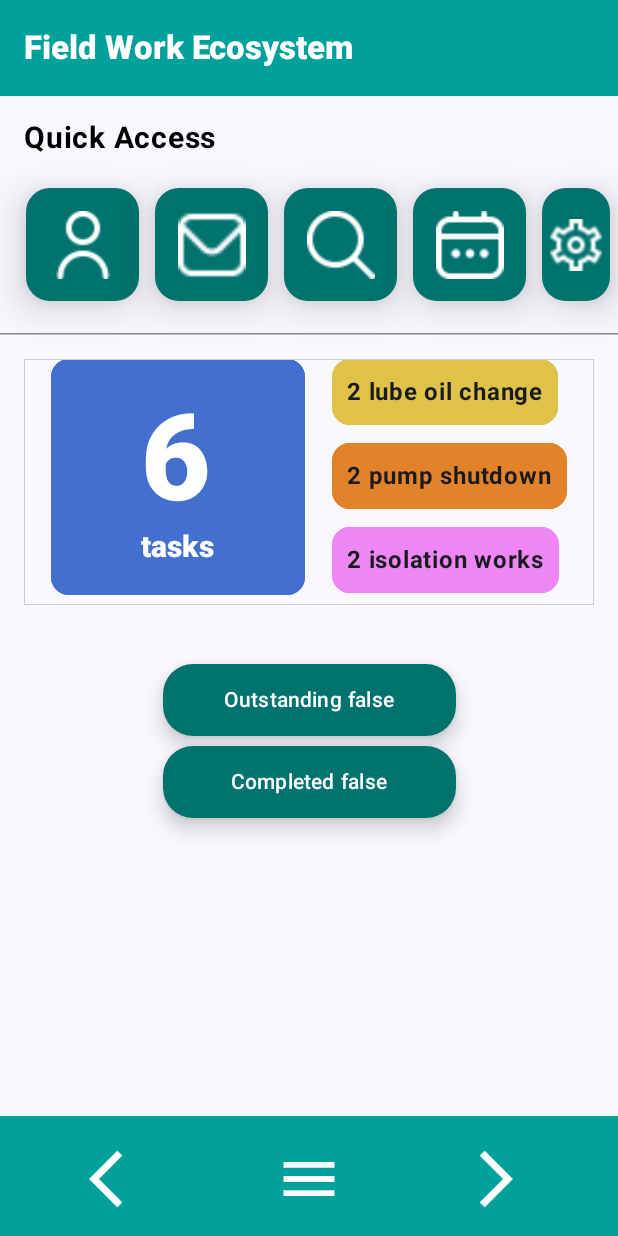
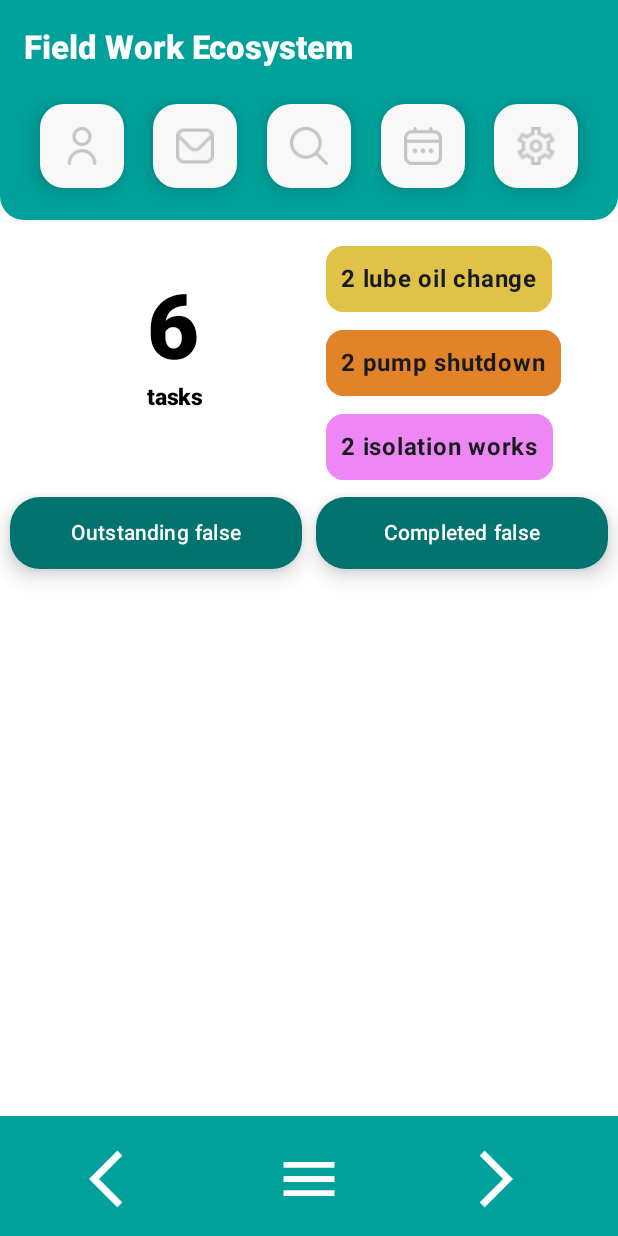
Before and after one commit to alhammialiff/industrial-condition-monitoring-app, an Android app built with Jetpack Compose: the HomeScreen screen opened through its navigation route, on a phone screen of 412 x 824 dp. Run offline under Robolectric (Android 15) with nearby library versions, the phone set to English and light mode, and no system bars; our stand-ins replace livedata-compose.

Commit message:
[NavGraphs & Login Screen] Rework on navgraphs to provide appropriate routing for Login and Home Screen

```diff
--- a/app/src/main/java/com/example/kotlindevcourse/HomeScreen.kt
+++ b/app/src/main/java/com/example/kotlindevcourse/HomeScreen.kt
@@ -48,6 +48,7 @@ import androidx.compose.ui.res.painterResource
 import androidx.compose.ui.text.font.FontWeight
 import androidx.compose.ui.text.style.TextAlign
 import androidx.compose.ui.tooling.preview.Preview
+import androidx.compose.ui.tooling.preview.PreviewScreenSizes
 import androidx.compose.ui.unit.Dp
 import androidx.compose.ui.unit.dp
 import androidx.compose.ui.unit.sp
@@ -55,6 +56,11 @@ import androidx.lifecycle.LiveData
 import androidx.lifecycle.MutableLiveData
 import androidx.lifecycle.ViewModel
 import androidx.lifecycle.viewmodel.compose.viewModel
+import androidx.navigation.NavHostController
+import androidx.navigation.compose.NavHost
+import androidx.navigation.compose.composable
+import androidx.navigation.compose.rememberNavController
+import com.example.kotlindevcourse.navigation.HomeScreenNav
 import java.lang.reflect.Field
 import java.util.Date
 import java.util.concurrent.Flow
@@ -62,12 +68,15 @@ import java.util.concurrent.Flow
 @OptIn(ExperimentalLayoutApi::class, ExperimentalMaterial3Api::class)
 @Composable
 fun HomeScreen(
+
     onUserProfileButtonClicked: () -> Unit,
     onNotificationButtonClicked: () -> Unit
 ) {
 
+
+
     Scaffold(
-
+        containerColor = Color.White,
         topBar = {
 
             TopAppBar(
@@ -109,7 +118,7 @@ fun HomeScreen(
 
                     /*Back Arrow */
                     Button(
-                        onClick = onUserProfileButtonClicked,
+                        onClick = { /*TODO*/ },
                         colors = ButtonColors(
                             containerColor = Color(0xff00A19B),
                             disabledContainerColor = Color(0xff00A19B),
@@ -161,6 +170,7 @@ fun HomeScreen(
                             contentDescription = "Quick Access Button Prototype",
                             modifier = Modifier.size(45.dp)
                         )
+
                     }
                 }
 
@@ -170,8 +180,14 @@ fun HomeScreen(
     ) {
 
             innerPadding ->
+
+        /*https://medium.com/@mathroda/nested-navigation-graph-in-jetpack-compose-with-bottom-navigation-d983c2d4119f*/
+
+
         Column(
-            modifier = Modifier.padding(innerPadding)
+            modifier = Modifier
+                .padding(innerPadding)
+                .fillMaxWidth()
         ) {
 
             val configuration = LocalConfiguration.current
@@ -179,8 +195,8 @@ fun HomeScreen(
             val screenHeight: Dp = configuration.screenHeightDp.dp
 
             BodyContent(
-                onUserProfileButtonClicked = onUserProfileButtonClicked,
-                onNotificationButtonClicked = onNotificationButtonClicked,
+                onUserProfileButtonClicked = onUserProfileButtonClicked ,
+                onNotificationButtonClicked = {  },
                 width = screenWidth,
                 height = screenHeight,
                 message = "Body Content",
@@ -243,15 +259,21 @@ fun OverviewSection(
 ) {
 
     FlowRow(
+        horizontalArrangement = Arrangement.SpaceEvenly,
         modifier = modifier
-            .padding(16.dp)
             .fillMaxWidth()
+            .padding(
+                16.dp,
+                16.dp,
+                16.dp,
+                8.dp
+            )
             /* Layout Guideline */
-            .border(
-                border = BorderStroke(0.dp, Color.LightGray),
-                shape = RectangleShape
-            ),
-        horizontalArrangement = Arrangement.SpaceEvenly
+//            .border(
+//                border = BorderStroke(0.dp, Color.LightGray),
+//                shape = RectangleShape
+//            ),
+
     ) {
 
         // Outstanding Tasks Number here
@@ -301,7 +323,7 @@ fun OverviewSection(
                 text = "2 isolation works",
                 fontWeight = FontWeight.Bold,
                 modifier = Modifier
-                    .padding(0.dp, 8.dp, 0.dp, 8.dp)
+                    .padding(0.dp, 8.dp, 0.dp, 0.dp)
                     .border(
                         border = BorderStroke(1.dp, Color(0xffee87f5)),
                         shape = RoundedCornerShape(12.dp),
@@ -325,11 +347,11 @@ fun OverviewNumberCard(
 
     Column(
         modifier = Modifier
-            .border(
-                border = BorderStroke(2.dp, Color(0xff4370cf)),
-                shape = RoundedCornerShape(12.dp),
-            )
-            .background(Color(0xff4370cf), RoundedCornerShape(12.dp))
+//            .border(
+//                border = BorderStroke(2.dp, Color(0xff4370cf)),
+//                shape = RoundedCornerShape(12.dp),
+//            )
+            .background(Color(0xffffffff), RoundedCornerShape(12.dp))
             .padding(
                 60.dp,
                 20.dp
@@ -341,19 +363,19 @@ fun OverviewNumberCard(
         Text(
             text = "$numOfOutstandingTasks",
             fontWeight = FontWeight.ExtraBold,
-            fontSize = 80.sp,
+            fontSize = 60.sp,
             modifier = modifier,
             style = MaterialTheme.typography.headlineLarge,
-            color = Color.White
+            color = Color.Black
         )
 
         /* Define sub composables */
         Text(
             text = "tasks",
             fontWeight = FontWeight.ExtraBold,
-            fontSize = 20.sp,
+            fontSize = 15.sp,
             style = MaterialTheme.typography.labelLarge,
-            color = Color.White
+            color = Color.Black
         )
 
 
@@ -384,37 +406,34 @@ fun BodyContent(
         // verticalArrangement = Arrangement.Center,
         // horizontalAlignment = Alignment.CenterHorizontally,
         modifier = modifier
-            .width(width)
+//            .width(width)
             .padding(
                 /* This padding is to offset BottomAppBar height so that
                 *  inner content is not hidden behind it when scrolled
                 * */
                 bottom = 35.dp
             )
-        // .background(Color(0xFFFFFFFF))
 
     ) {
 
-        /* Quick Access Text */
-        Text(
-            text = from,
-            fontSize = 20.sp,
-            color = Color.Black,
-            textAlign = TextAlign.Start,
-            fontWeight = FontWeight.Bold,
+        QuickAccessBarContainer(
+            onUserProfileButtonClicked = onUserProfileButtonClicked,
+            onNotificationButtonClicked = onNotificationButtonClicked,
             modifier = Modifier
-                .width(width)
-                .padding(16.dp)
-            // .align(alignment = Alignment.End)
+                .background(
+                    color = Color(0xff00A19B),
+                    shape = RoundedCornerShape(
+                        topStart = 0.dp,
+                        topEnd = 0.dp,
+                        bottomStart = 16.dp,
+                        bottomEnd = 16.dp
+                    )
+                )
+                .fillMaxWidth()
         )
 
-        /* Quick Access Bar */
-        QuickAccessBar(
-            onUserProfileButtonClicked = onUserProfileButtonClicked,
-            onNotificationButtonClicked = onNotificationButtonClicked
-        )
 
-        HorizontalDivider(color = Color.Gray, thickness = 1.dp)
+        HorizontalDivider(color = Color(0xfff8f8f8), thickness = 1.dp)
 
         OverviewSectionGroup()
 
@@ -432,6 +451,39 @@ fun BodyContent(
 
 }
 
+@Composable
+fun QuickAccessBarContainer(
+    onUserProfileButtonClicked: () -> Unit,
+    onNotificationButtonClicked: () -> Unit,
+    modifier: Modifier = Modifier
+) {
+
+    /* Quick Access Text */
+//    Text(
+//        text = from,
+//        fontSize = 20.sp,
+//        color = Color.Black,
+//        textAlign = TextAlign.Start,
+//        fontWeight = FontWeight.Bold,
+//        modifier = Modifier
+//            .width(width)
+//            .padding(16.dp)
+//        // .align(alignment = Alignment.End)
+//    )
+    Column(
+        modifier = modifier
+    ) {
+
+        /* Quick Access Bar */
+        QuickAccessBar(
+            onUserProfileButtonClicked = onUserProfileButtonClicked,
+            onNotificationButtonClicked = onNotificationButtonClicked
+        )
+
+    }
+
+}
+
 // This composable serves to hold quick access links
 @Composable
 fun QuickAccessBar(
@@ -441,12 +493,15 @@ fun QuickAccessBar(
 ) {
 
     Row(
-        modifier = modifier.padding(
-            start = 12.dp,
-            top = 0.dp,
-            end = 0.dp,
-            bottom = 16.dp
-        )
+        horizontalArrangement = Arrangement.SpaceEvenly,
+        modifier = modifier
+            .padding(
+                start = 12.dp,
+                top = 0.dp,
+                end = 12.dp,
+                bottom = 16.dp
+            )
+            .fillMaxWidth()
     ) {
 
         // Instantiate array of icon images
@@ -473,7 +528,12 @@ fun QuickAccessBar(
 
         /* Quick Access: User Profile */
         QuickAccessButton(
-            onClick = onUserProfileButtonClicked,
+            destination = {
+
+                onUserProfileButtonClicked.invoke()
+
+                Log.d("[Profile Clicked]","Clicked")
+            },
             iconImage = R.drawable.user_24,
             containerColor = Color.White,
             modifier = modifier.padding(5.dp),
@@ -481,7 +541,7 @@ fun QuickAccessBar(
 
         /* Quick Access: Notification */
         QuickAccessButton(
-            onClick = onNotificationButtonClicked,
+            destination = onNotificationButtonClicked,
             iconImage = R.drawable.envelope_24,
             containerColor = Color.White,
             modifier = modifier.padding(5.dp)
@@ -489,7 +549,7 @@ fun QuickAccessBar(
 
         /* Quick Access: Search Button */
         QuickAccessButton(
-            onClick = {},
+            destination = {},
             iconImage = R.drawable.search_24,
             containerColor = Color.White,
             modifier = modifier.padding(5.dp)
@@ -497,7 +557,7 @@ fun QuickAccessBar(
 
         /* Quick Access: Schedule Button */
         QuickAccessButton(
-            onClick = {},
+            destination = {},
             iconImage = R.drawable.calendar_24,
             containerColor = Color.White,
             modifier = modifier.padding(5.dp)
@@ -505,7 +565,7 @@ fun QuickAccessBar(
 
         /* Quick Access: Settings Button */
         QuickAccessButton(
-            onClick = {},
+            destination = {},
             iconImage = R.drawable.settings_24,
             containerColor = Color.White,
             modifier = modifier.padding(5.dp)
@@ -518,26 +578,32 @@ fun QuickAccessBar(
 // This composable serves to render individual links
 @Composable
 fun QuickAccessButton(
-    onClick: () -> Unit,
+    destination: () -> Unit,
     iconImage: Int,
     modifier: Modifier = Modifier,
     containerColor: Color = Color(0xff00A19B)
 ) {
 
+    Log.d("onClick","$destination")
+
     // Quick Access Button here
     FloatingActionButton(
-        containerColor = Color(0xff00736f),
+        containerColor = Color(0xfff8f8f8),
         contentColor = Color(0xffffffff),
-        elevation = FloatingActionButtonDefaults.elevation(16.dp),
-        onClick = onClick,
-        modifier = modifier.size(75.dp)
+        elevation = FloatingActionButtonDefaults.elevation(9.dp),
+        onClick = {
+            destination()
+            Log.d("FAB","Clicked")
+        },
+        modifier = modifier
     ) {
 
         // Instantiate Icon
         Icon(
             painterResource(iconImage),
             contentDescription = "Quick Access Button Prototype",
-            modifier = modifier.size(45.dp)
+            modifier = modifier.size(25.dp),
+            tint = Color(0xffc4c4c4)
         )
 
     }
@@ -740,7 +806,6 @@ fun TabContainer(
     FlowRow(
         horizontalArrangement = Arrangement.SpaceEvenly,
         modifier = modifier
-            .padding(20.dp)
             .fillMaxWidth()
 //            .verticalScroll(rememberScrollState())
     ){
@@ -846,7 +911,7 @@ fun Tab(
                 disabledContentColor = Color(0xff00736f),
                 disabledContainerColor = Color(0xff00736f)),
             modifier = Modifier
-                .width(195.dp)
+                .fillMaxWidth(0.48f)
                 .background(Color(0xff00736f), RoundedCornerShape(12.dp))
         ){
             Text(
@@ -1038,10 +1103,10 @@ fun RowScope.AddItem(
 
 
 @Composable
-@Preview(showBackground = true)
+@PreviewScreenSizes()
 fun HomeScreenPreview(modifier: Modifier = Modifier) {
     HomeScreen(
         onUserProfileButtonClicked = {},
-        onNotificationButtonClicked = {}
+        onNotificationButtonClicked = {},
     )
 }
--- /dev/null
+++ b/app/src/main/java/com/example/kotlindevcourse/LoginScreen.kt
@@ -0,0 +1,86 @@
+package com.example.kotlindevcourse
+
+import androidx.compose.foundation.layout.Arrangement
+import androidx.compose.foundation.layout.Column
+import androidx.compose.foundation.layout.fillMaxHeight
+import androidx.compose.foundation.layout.fillMaxWidth
+import androidx.compose.material3.Button
+import androidx.compose.material3.MaterialTheme
+import androidx.compose.material3.Text
+import androidx.compose.material3.TextField
+import androidx.compose.runtime.Composable
+import androidx.compose.ui.Alignment
+import androidx.compose.ui.Modifier
+import androidx.compose.ui.tooling.preview.Preview
+import androidx.navigation.NavController
+import androidx.navigation.NavHostController
+import androidx.navigation.compose.rememberNavController
+
+@Composable
+fun LoginScreen(navController: NavHostController){
+
+    LoginContainer(navController = navController)
+
+}
+
+@Composable
+fun LoginContainer(
+    navController: NavHostController,
+    modifier: Modifier = Modifier) {
+
+    Column(
+
+        horizontalAlignment = Alignment.CenterHorizontally,
+        verticalArrangement = Arrangement.Center,
+        modifier = modifier
+            .fillMaxWidth()
+            .fillMaxHeight()
+
+    ){
+
+        /* Text */
+        Text(
+            text="Login",
+            style = MaterialTheme.typography.displayLarge
+        )
+
+        /* Username */
+        TextField(
+            value = "Username",
+            onValueChange = {}
+        );
+
+        /* Password */
+        TextField(value = "Password", onValueChange = {
+
+
+        });
+
+        /* Button */
+        Button(
+            onClick={
+                navController.navigate(route = Screen.Home.route)
+            },
+        ){
+
+            Text(
+                text="Login"
+            )
+
+
+        }
+
+
+    }
+
+}
+
+@Preview()
+@Composable
+fun LoginScreenPreview(modifier: Modifier = Modifier) {
+
+    LoginContainer(
+        navController = rememberNavController()
+    )
+
+}
--- a/app/src/main/java/com/example/kotlindevcourse/MainActivity.kt
+++ b/app/src/main/java/com/example/kotlindevcourse/MainActivity.kt
@@ -1,6 +1,7 @@
 package com.example.kotlindevcourse
 
 import android.os.Bundle
+import android.util.Log
 import androidx.activity.ComponentActivity
 import androidx.activity.compose.setContent
 import androidx.activity.enableEdgeToEdge
@@ -27,14 +28,17 @@ import androidx.lifecycle.LiveData
 import androidx.lifecycle.MutableLiveData
 import androidx.lifecycle.ViewModel
 import androidx.lifecycle.viewmodel.compose.viewModel
+import androidx.navigation.NavHostController
+import androidx.navigation.compose.rememberNavController
 import com.example.kotlindevcourse.ui.theme.KotlinDevCourseTheme
-import androidx.navigation.NavHostController
-import androidx.navigation.compose.*
+//import com.example.kotlindevcourse.navigation.RootNavGraph
+import com.example.kotlindevcourse.navigation.SetupNavGraph
 
 
 class MainActivity : ComponentActivity() {
 
-//    lateinit var navController: NavHostController
+    lateinit var navHostController: NavHostController
+
 
     // The main()
     @OptIn(ExperimentalMaterial3Api::class, ExperimentalLayoutApi::class)
@@ -44,12 +48,17 @@ class MainActivity : ComponentActivity() {
 
         enableEdgeToEdge()
 
+
+
         // When UI Rendering takes place
         setContent {
+
+            navHostController = rememberNavController()
             KotlinDevCourseTheme {
 
-//                navController = rememberNavController()
-                RootNavGraph()
+                SetupNavGraph(navHostController)
+                Log.d("Initializing Root Nav Graph"," - ")
+
 
             }
         }
@@ -242,14 +251,14 @@ fun BodyContentPreview() {
 
     KotlinDevCourseTheme {
 
-        BodyContent(
-            onUserProfileButtonClicked = {},
-            onNotificationButtonClicked = {},
-            width = screenWidth,
-            height = screenHeight,
-            message = "Body Content",
-            from = "Quick Access"
-        )
+//        BodyContent(
+//            onUserProfileButtonClicked = {},
+//            onNotificationButtonClicked = {},
+//            width = screenWidth,
+//            height = screenHeight,
+//            message = "Body Content",
+//            from = "Quick Access"
+//        )
 
     }
 
--- a/app/src/main/java/com/example/kotlindevcourse/NotificationScreen.kt
+++ b/app/src/main/java/com/example/kotlindevcourse/NotificationScreen.kt
@@ -37,7 +37,7 @@ import androidx.navigation.compose.rememberNavController
 fun NotificationScreen(navController: NavHostController) {
 
     Scaffold(
-
+        containerColor = Color.White,
         topBar = {
             TopAppBar(
 
--- a/app/src/main/java/com/example/kotlindevcourse/RootNavGraph.kt
+++ /dev/null
@@ -1,94 +0,0 @@
-package com.example.kotlindevcourse
-
-import androidx.compose.runtime.Composable
-import androidx.navigation.NavHostController
-import androidx.navigation.compose.*
-
-
-/* Think of it like an App Route Module */
-//@ExperimentalMaterialApi
-@Composable
-fun RootNavGraph(
-
-) {
-    val navController: NavHostController = rememberNavController()
-    /*https://medium.com/@mathroda/nested-navigation-graph-in-jetpack-compose-with-bottom-navigation-d983c2d4119f*/
-    NavHost(
-        navController = navController,
-        startDestination = HomeScreenNav.Home.name
-//        startDestination = Screen.Home.route
-    ){
-
-
-        composable(
-            route = HomeScreenNav.Home.name
-        ){
-
-            HomeScreen(
-
-                onUserProfileButtonClicked = {
-                    navController.navigate(HomeScreenNav.UserProfile.name)
-                },
-
-                onNotificationButtonClicked = {
-                    navController.navigate(HomeScreenNav.Notification.name)
-                },
-
-
-            )
-
-        }
-
-        /* Create a nested NavGraph (via navigation(...)) for quick access bars
-        *  within Home Screen.
-        *
-        *   This might be the solution of the error whenever
-        *   User Profile quick access button is clicked -:
-        *
-        *   '...NavDeepLink...Navigation graph has not been set for NavController'
-        *
-        * */
-        navigation(startDestination = HomeScreenNav.Home.name, route = "home"){
-
-            /* User Profile Route */
-            composable(route = HomeScreenNav.UserProfile.name){
-                UserProfileScreen(navController = navController)
-            }
-
-            /* Notification Route */
-            composable(route = HomeScreenNav.Notification.name){
-                NotificationScreen(navController = navController)
-            }
-
-            /* TODO; Search Route */
-
-            /* TODO; Schedule Route */
-
-            /* TODO; Settings Route */
-
-        }
-
-    }
-
-
-}
-
-object Graph {
-    const val ROOT = "root_graph"
-    const val HOME = "home_graph"
-//    const val USERPROFILE = "user_profile"
-}
-//
-//sealed class HomeScreenNav(val route: String){
-//    object UserProfile: HomeScreenNav(route = "user_profile")
-//    object Home: HomeScreenNav(route = "home_screen")
-//}
-
-enum class HomeScreenNav(){
-    Home,
-    UserProfile,
-    Notification,
-    Search,
-    Schedule,
-    Settings
-}
--- a/app/src/main/java/com/example/kotlindevcourse/Screen.kt
+++ b/app/src/main/java/com/example/kotlindevcourse/Screen.kt
@@ -1,8 +1,25 @@
 package com.example.kotlindevcourse
 
-sealed class Screen(val route: String) {
+//sealed class Screen(val route: String) {
+//
+//    object Home: Screen(route = "home_screen")
+//    object UserProfile: Screen(route = "user_profile_screen")
+//
+//}
+
+//const val DETAIL_ARGUMENT_KEY = "id"
+//const val DETAIL_ARGUMENT_NAME = "name"
+
+const val ROOT_GRAPH_ROUTE = "root"
+const val AUTH_GRAPH_ROUTE = "auth"
+const val HOME_GRAPH_ROUTE = "home"
+
+sealed class Screen(val route: String){
 
     object Home: Screen(route = "home_screen")
-    object UserProfile: Screen(route = "user_profile_screen")
+    object Login: Screen(route = "login_screen")
+    object Profile: Screen(route = "home_screen/profile_screen")
+
+    /* TODO - Other route label in future */
 
 }
--- a/app/src/main/java/com/example/kotlindevcourse/UserProfileScreen.kt
+++ b/app/src/main/java/com/example/kotlindevcourse/UserProfileScreen.kt
@@ -42,7 +42,7 @@ import androidx.navigation.compose.rememberNavController
 fun UserProfileScreen(navController: NavHostController) {
 
     Scaffold(
-
+        containerColor = Color.White,
         topBar = {
             TopAppBar(
 
--- /dev/null
+++ b/app/src/main/java/com/example/kotlindevcourse/navigation/AuthNavGraph.kt
@@ -0,0 +1,33 @@
+package com.example.kotlindevcourse.navigation
+
+import androidx.navigation.NavGraphBuilder
+import androidx.navigation.NavHostController
+import androidx.navigation.compose.composable
+import androidx.navigation.compose.navigation
+import com.example.kotlindevcourse.AUTH_GRAPH_ROUTE
+import com.example.kotlindevcourse.LoginScreen
+import com.example.kotlindevcourse.Screen
+
+fun NavGraphBuilder.authNavGraph(
+    navController: NavHostController
+){
+
+    navigation(
+        startDestination = Screen.Login.route,
+        route = AUTH_GRAPH_ROUTE
+    ){
+
+        /* Auth Route */
+        composable(
+            route = Screen.Login.route
+        ){
+
+            /* Login Screen */
+            LoginScreen(navController = navController)
+
+        }
+
+    }
+
+
+}
--- /dev/null
+++ b/app/src/main/java/com/example/kotlindevcourse/navigation/HomeNavGraph.kt
@@ -0,0 +1,59 @@
+package com.example.kotlindevcourse.navigation
+
+import androidx.navigation.NavGraphBuilder
+import androidx.navigation.NavHostController
+import androidx.navigation.compose.composable
+import androidx.navigation.compose.navigation
+import com.example.kotlindevcourse.HOME_GRAPH_ROUTE
+import com.example.kotlindevcourse.HomeScreen
+import com.example.kotlindevcourse.NotificationScreen
+import com.example.kotlindevcourse.Screen
+import com.example.kotlindevcourse.UserProfileScreen
+
+fun NavGraphBuilder.homeNavGraph(
+    navController: NavHostController
+){
+    navigation(
+        startDestination = Screen.Home.route,
+        route = HOME_GRAPH_ROUTE
+    ){
+
+        composable(
+            route = Screen.Home.route
+        ){
+
+            HomeScreen(
+
+                onUserProfileButtonClicked = {
+                    navController.navigate(Screen.Profile.route)
+                },
+
+                onNotificationButtonClicked = {
+//                    navController.navigate(HomeScreenNav.Notification.name)
+                }
+
+            )
+
+
+        }
+
+        /* User Profile Route */
+        composable(route = Screen.Profile.route){
+            UserProfileScreen(navController = navController)
+        }
+
+        /* Notification Route */
+        composable(route = HomeScreenNav.Notification.name){
+            NotificationScreen(navController = navController)
+        }
+
+        /* TODO; Search Route */
+
+        /* TODO; Schedule Route */
+
+        /* TODO; Settings Route */
+
+    }
+
+
+}
--- /dev/null
+++ b/app/src/main/java/com/example/kotlindevcourse/navigation/RootNavGraph.kt
@@ -0,0 +1,64 @@
+package com.example.kotlindevcourse.navigation
+
+import android.util.Log
+import androidx.compose.runtime.Composable
+import androidx.navigation.NavHostController
+import androidx.navigation.compose.*
+import com.example.kotlindevcourse.AUTH_GRAPH_ROUTE
+import com.example.kotlindevcourse.HomeScreen
+import com.example.kotlindevcourse.LoginScreen
+import com.example.kotlindevcourse.NotificationScreen
+import com.example.kotlindevcourse.ROOT_GRAPH_ROUTE
+import com.example.kotlindevcourse.Screen
+import com.example.kotlindevcourse.UserProfileScreen
+
+
+/* Think of it like an App Route Module */
+//@ExperimentalMaterialApi
+
+@Composable
+fun SetupNavGraph(
+    navHostController: NavHostController
+) {
+
+    Log.d("RootNavGraph","Going in NavHost")
+
+    /*https://medium.com/@mathroda/nested-navigation-graph-in-jetpack-compose-with-bottom-navigation-d983c2d4119f*/
+    NavHost(
+        navController = navHostController,
+        startDestination = AUTH_GRAPH_ROUTE,
+        route = ROOT_GRAPH_ROUTE
+//        startDestination = Screen.Home.route
+    ){
+
+        Log.d("RootNavGraph","In NavHost")
+
+        /* Home Nav Graph */
+        homeNavGraph(navController = navHostController)
+
+        /* Auth Nav Graph */
+        authNavGraph(navController = navHostController)
+
+
+
+
+
+//        }
+
+    }
+
+
+}
+
+enum class HomeScreenNav(){
+    Home,
+    UserProfile,
+    Notification,
+    Search,
+    Schedule,
+    Settings
+}
+
+enum class RootNav(){
+    Home
+}
```
Also changed, not shown: app/src/main/java/com/example/kotlindevcourse/BottomNavGraph.kt (deleted, +0 -41 lines), app/src/main/java/com/example/kotlindevcourse/HomeFragment.kt (deleted, +0 -37 lines), app/src/main/res/navigation/mobile_navigation.xml (deleted, +0 -15 lines).
